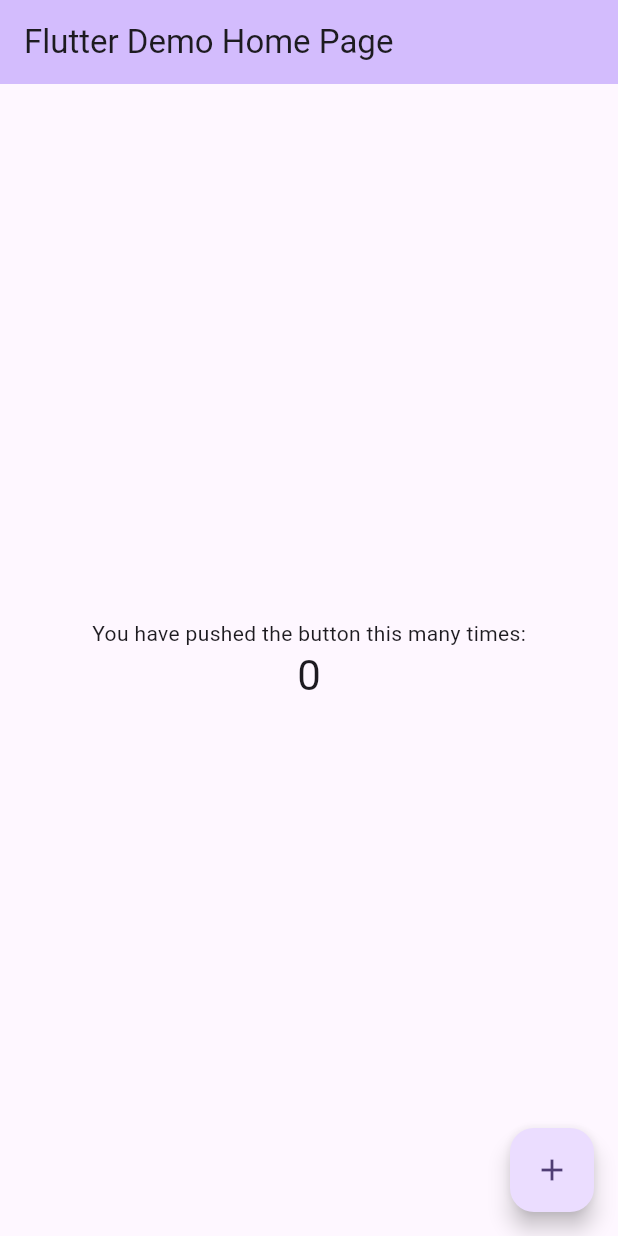
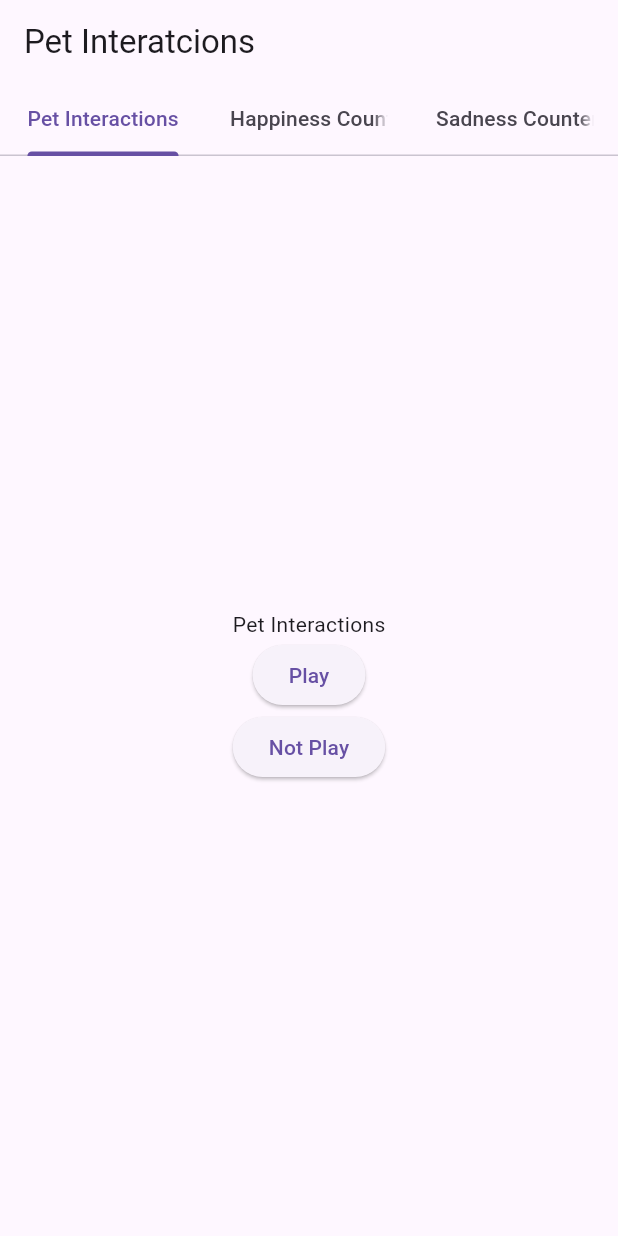
Before and after one commit to SaieshI/digital_pet_app, a Flutter app: the screen it shows after launch, on a phone screen of 412 x 824 dp. Run offline on Flutter 3.47's test engine with Material 3 defaults, Android fonts, the phone set to English and light mode, and no system bars.

Commit message:
Implemented two buttons for pet ineractions and counters

```diff
--- a/lib/main.dart
+++ b/lib/main.dart
@@ -1,125 +1,127 @@
 import 'package:flutter/material.dart';
 
 void main() {
-  runApp(const MyApp());
+  runApp(MyApp());
 }
 
 class MyApp extends StatelessWidget {
-  const MyApp({super.key});
-
-  // This widget is the root of your application.
   @override
   Widget build(BuildContext context) {
     return MaterialApp(
-      title: 'Flutter Demo',
-      theme: ThemeData(
-        // This is the theme of your application.
-        //
-        // TRY THIS: Try running your application with "flutter run". You'll see
-        // the application has a purple toolbar. Then, without quitting the app,
-        // try changing the seedColor in the colorScheme below to Colors.green
-        // and then invoke "hot reload" (save your changes or press the "hot
-        // reload" button in a Flutter-supported IDE, or press "r" if you used
-        // the command line to start the app).
-        //
-        // Notice that the counter didn't reset back to zero; the application
-        // state is not lost during the reload. To reset the state, use hot
-        // restart instead.
-        //
-        // This works for code too, not just values: Most code changes can be
-        // tested with just a hot reload.
-        colorScheme: ColorScheme.fromSeed(seedColor: Colors.deepPurple),
-        useMaterial3: true,
+      home: DefaultTabController(
+        length: 3,
+        child: _TabsNonScrollableDemo(),
       ),
-      home: const MyHomePage(title: 'Flutter Demo Home Page'),
     );
   }
 }
 
-class MyHomePage extends StatefulWidget {
-  const MyHomePage({super.key, required this.title});
+class _TabsNonScrollableDemo extends StatefulWidget {
+  @override
+  __TabsNonScrollableDemoState createState() => __TabsNonScrollableDemoState();
+}
 
-  // This widget is the home page of your application. It is stateful, meaning
-  // that it has a State object (defined below) that contains fields that affect
-  // how it looks.
+class __TabsNonScrollableDemoState extends State<_TabsNonScrollableDemo>
+    with SingleTickerProviderStateMixin, RestorationMixin {
+  late TabController _tabController;
 
-  // This class is the configuration for the state. It holds the values (in this
-  // case the title) provided by the parent (in this case the App widget) and
-  // used by the build method of the State. Fields in a Widget subclass are
-  // always marked "final".
+  final RestorableInt tabIndex = RestorableInt(0);
 
-  final String title;
+  int happiness = 0;
+  int sadness = 0;
 
   @override
-  State<MyHomePage> createState() => _MyHomePageState();
-}
+  String get restorationId => 'tab_non_scrollable_demo';
 
-class _MyHomePageState extends State<MyHomePage> {
-  int _counter = 0;
+  @override
+  void restoreState(RestorationBucket? oldBucket, bool initialRestore) {
+    registerForRestoration(tabIndex, 'tab_index');
+    _tabController.index = tabIndex.value;
+  }
 
-  void _incrementCounter() {
-    setState(() {
-      // This call to setState tells the Flutter framework that something has
-      // changed in this State, which causes it to rerun the build method below
-      // so that the display can reflect the updated values. If we changed
-      // _counter without calling setState(), then the build method would not be
-      // called again, and so nothing would appear to happen.
-      _counter++;
+  @override
+  void initState() {
+    super.initState();
+    _tabController = TabController(
+      initialIndex: 0,
+      length: 3,
+      vsync: this,
+    );
+    _tabController.addListener(() {
+      setState(() {
+        tabIndex.value = _tabController.index;
+      });
     });
   }
 
   @override
+  void dispose() {
+    _tabController.dispose();
+    tabIndex.dispose();
+    super.dispose();
+  }
+
+  @override
   Widget build(BuildContext context) {
-    // This method is rerun every time setState is called, for instance as done
-    // by the _incrementCounter method above.
-    //
-    // The Flutter framework has been optimized to make rerunning build methods
-    // fast, so that you can just rebuild anything that needs updating rather
-    // than having to individually change instances of widgets.
+// For the ToDo task hint: consider defining the widget and name of the tabs here
+    final tabs = ['Pet Interactions', 'Happiness Counter', 'Sadness Counter'];
     return Scaffold(
       appBar: AppBar(
-        // TRY THIS: Try changing the color here to a specific color (to
-        // Colors.amber, perhaps?) and trigger a hot reload to see the AppBar
-        // change color while the other colors stay the same.
-        backgroundColor: Theme.of(context).colorScheme.inversePrimary,
-        // Here we take the value from the MyHomePage object that was created by
-        // the App.build method, and use it to set our appbar title.
-        title: Text(widget.title),
-      ),
-      body: Center(
-        // Center is a layout widget. It takes a single child and positions it
-        // in the middle of the parent.
-        child: Column(
-          // Column is also a layout widget. It takes a list of children and
-          // arranges them vertically. By default, it sizes itself to fit its
-          // children horizontally, and tries to be as tall as its parent.
-          //
-          // Column has various properties to control how it sizes itself and
-          // how it positions its children. Here we use mainAxisAlignment to
-          // center the children vertically; the main axis here is the vertical
-          // axis because Columns are vertical (the cross axis would be
-          // horizontal).
-          //
-          // TRY THIS: Invoke "debug painting" (choose the "Toggle Debug Paint"
-          // action in the IDE, or press "p" in the console), to see the
-          // wireframe for each widget.
-          mainAxisAlignment: MainAxisAlignment.center,
-          children: <Widget>[
-            const Text(
-              'You have pushed the button this many times:',
-            ),
-            Text(
-              '$_counter',
-              style: Theme.of(context).textTheme.headlineMedium,
-            ),
+        automaticallyImplyLeading: false,
+        title: Text(
+          'Pet Interatcions',
+        ),
+        bottom: TabBar(
+          controller: _tabController,
+          isScrollable: false,
+          tabs: [
+            for (final tab in tabs) Tab(text: tab),
           ],
         ),
       ),
-      floatingActionButton: FloatingActionButton(
-        onPressed: _incrementCounter,
-        tooltip: 'Increment',
-        child: const Icon(Icons.add),
-      ), // This trailing comma makes auto-formatting nicer for build methods.
+      body: TabBarView(
+        controller: _tabController,
+        children: [
+// hint for the to do task:Considering creating the different for different tabs
+          for (final tab in tabs)
+            Center(
+              child: Column(
+                mainAxisAlignment: MainAxisAlignment.center,
+                children: [
+                  Text(tab),
+                  if (tab == 'Pet Interactions') ...[
+                    ElevatedButton(
+                      onPressed: () {
+                        setState(() {
+                          happiness++;
+                        });
+                      },
+                      child: Text('Play'),
+                    ),
+                    ElevatedButton(
+                        onPressed: () {
+                          setState(() {
+                            sadness++;
+                          });
+                        },
+                        child: Text('Not Play'))
+                  ],
+                  if (tab == 'Happiness Counter') ...[
+                    Text('Happiness:  $happiness',
+                        style: TextStyle(
+                            fontSize: 20, fontWeight: FontWeight.bold))
+                  ],
+                  if (tab == 'Sadness Counter') ...[
+                    Text('Sadness: $sadness',
+                    style: TextStyle(
+                      fontSize: 20, fontWeight: FontWeight.bold
+                    ))
+                  ]
+                ],
+              ),
+            ),
+        ],
+      ),
     );
   }
 }
```
